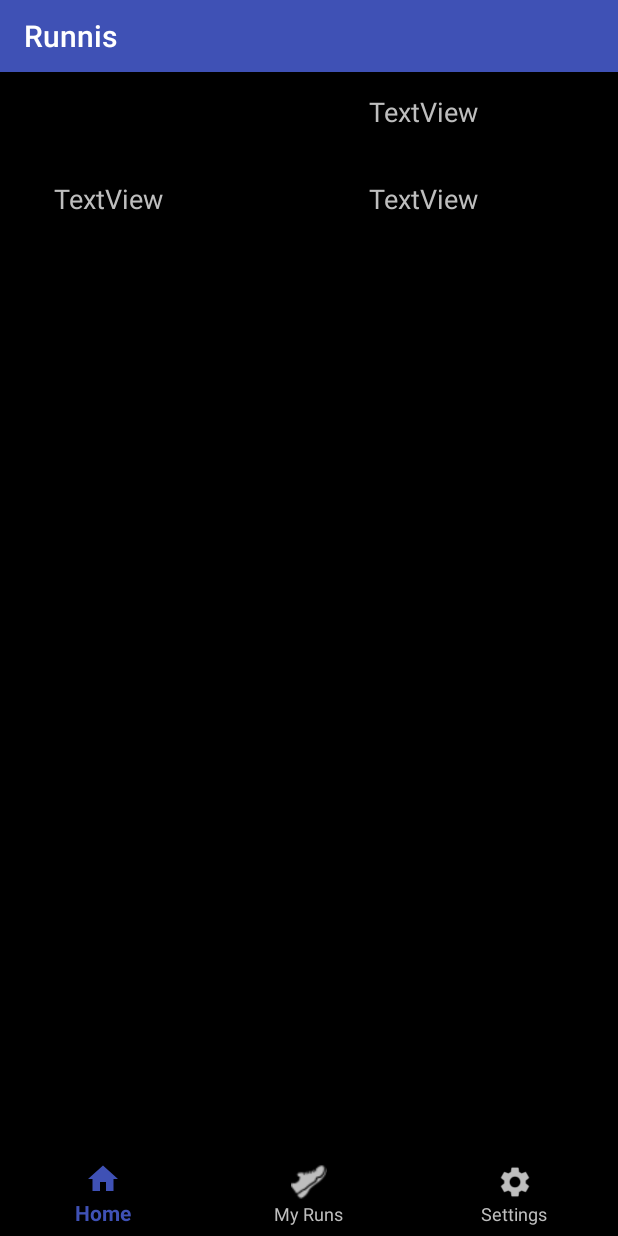
After one commit to JoKraken/SBMA_FinalProject, an Android app: the fragment FragmentRunDetails placed in its activity, on a phone screen of 412 x 824 dp. The commit adds this screen. Run offline under Robolectric (Android 15) with nearby library versions, the phone set to English and light mode, and no system bars; our stand-ins replace Room's generated code.

Commit message:
add run details

```diff
--- a/app/src/main/java/com/example/johanna/runis/FragmentMyRuns.kt
+++ b/app/src/main/java/com/example/johanna/runis/FragmentMyRuns.kt
@@ -1,5 +1,3 @@
-@file:Suppress("DEPRECATION")
-
 package com.example.johanna.runis
 
 import android.os.Bundle
@@ -12,7 +10,6 @@ import android.widget.ListView
 import android.widget.Toast
 import kotlinx.android.synthetic.main.fragment_myruns.*
 
-@Suppress("UNREACHABLE_CODE", "DEPRECATION")
 class FragmentMyRuns: ListFragment() {
     internal var activityCallBack: FragmentMyRunsListener? = null
 
--- /dev/null
+++ b/app/src/main/java/com/example/johanna/runis/FragmentRunDetails.kt
@@ -0,0 +1,39 @@
+package com.example.johanna.runis
+
+import android.os.Bundle
+import android.support.v4.app.Fragment
+import android.util.Log
+import android.view.LayoutInflater
+import android.view.View
+import android.view.ViewGroup
+import android.widget.FrameLayout
+import android.widget.TextView
+import kotlinx.android.synthetic.main.fragment_rundetails.*
+
+class FragmentRunDetails: Fragment() {
+
+    internal var activityCallBack: FragmentRunDetailsListener? = null
+
+    interface FragmentRunDetailsListener {
+    }
+
+    override fun onCreateView(inflater: LayoutInflater, container: ViewGroup?, savedInstanceState: Bundle?): View? {
+        var rootView = inflater!!.inflate(R.layout.fragment_rundetails, container, false)
+        //activityCallBack = context as FragmentRunDetailsListener
+
+        if (getArguments() != null) {
+            var arg = getArguments()!!.getStringArray("details")
+            Log.d("DEBUG_details", arg[0]+", "+arg[1]+", "+arg[2])
+            val date = rootView.findViewById<TextView>(R.id.date) as TextView
+            date.text = ""+arg[0]
+            val km = rootView.findViewById<TextView>(R.id.km) as TextView
+            km.text = "km: "+arg[1]
+            val time = rootView.findViewById<TextView>(R.id.time) as TextView
+            time.text = "time: "+arg[2]
+        }else{
+            Log.d("DEBUG_details", "getArguments() == null")
+        }
+
+        return rootView
+    }
+}
--- /dev/null
+++ b/app/src/main/res/layout/fragment_rundetails.xml
@@ -0,0 +1,37 @@
+<?xml version="1.0" encoding="utf-8"?>
+<RelativeLayout
+    xmlns:android="http://schemas.android.com/apk/res/android" android:layout_width="match_parent"
+    android:layout_height="match_parent">
+
+
+    <TextView
+        android:id="@+id/date"
+        android:layout_width="120dp"
+        android:layout_height="39dp"
+        android:layout_alignParentTop="true"
+        android:layout_alignStart="@+id/time"
+        android:layout_marginTop="14dp"
+        android:text="TextView"
+        android:textSize="18sp" />
+
+    <TextView
+        android:id="@+id/time"
+        android:layout_width="120dp"
+        android:layout_height="39dp"
+        android:layout_alignParentEnd="true"
+        android:layout_alignParentTop="true"
+        android:layout_marginEnd="46dp"
+        android:layout_marginTop="72dp"
+        android:text="TextView"
+        android:textSize="18sp" />
+
+    <TextView
+        android:id="@+id/km"
+        android:layout_width="120dp"
+        android:layout_height="39dp"
+        android:layout_alignParentStart="true"
+        android:layout_alignTop="@+id/time"
+        android:layout_marginStart="36dp"
+        android:text="TextView"
+        android:textSize="18sp" />
+</RelativeLayout>
--- a/build.gradle
+++ b/build.gradle
@@ -7,7 +7,7 @@ buildscript {
         jcenter()
     }
     dependencies {
-        classpath 'com.android.tools.build:gradle:3.0.1'
+        classpath 'com.android.tools.build:gradle:3.1.4'
         classpath "org.jetbrains.kotlin:kotlin-gradle-plugin:$kotlin_version"
 
         // NOTE: Do not place your application dependencies here; they belong
```
Also changed, not shown: app/src/main/java/com/example/johanna/runis/MainActivity.kt (+11 -1 lines), app/src/main/java/com/example/johanna/runis/OnSwipeTouchListener.kt (+9 -3 lines).
